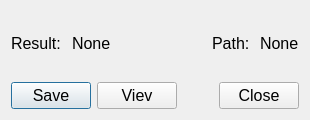
The window that resultworkalgorithmform.ui (VladosYetti/CourseWork-TrafficLights-KNT-119) describes before a commit, drawn with Qt 5.
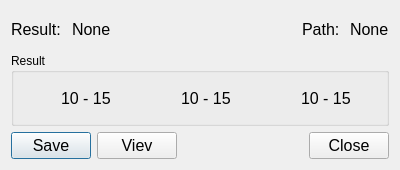
The same window after the commit. Icons and pictures are not drawn.

```diff
--- a/resultworkalgorithmform.ui
+++ b/resultworkalgorithmform.ui
@@ -6,8 +6,8 @@
    <rect>
     <x>0</x>
     <y>0</y>
-    <width>310</width>
-    <height>120</height>
+    <width>400</width>
+    <height>170</height>
    </rect>
   </property>
   <property name="sizePolicy">
@@ -18,23 +18,19 @@
   </property>
   <property name="minimumSize">
    <size>
-    <width>310</width>
-    <height>120</height>
+    <width>400</width>
+    <height>170</height>
    </size>
   </property>
   <property name="maximumSize">
    <size>
-    <width>310</width>
-    <height>120</height>
+    <width>400</width>
+    <height>170</height>
    </size>
   </property>
   <property name="windowTitle">
    <string>Dialog</string>
   </property>
-  <layout class="QVBoxLayout" name="verticalLayout_4">
-   <item>
-    <layout class="QVBoxLayout" name="verticalLayout_3">
-     <item>
       <layout class="QVBoxLayout" name="verticalLayout_2">
        <item>
         <layout class="QHBoxLayout" name="horizontalLayout_5">
@@ -109,6 +105,133 @@
          </item>
         </layout>
        </item>
+   <item>
+    <widget class="QGroupBox" name="groupBox">
+     <property name="title">
+      <string>Result</string>
+     </property>
+     <layout class="QVBoxLayout" name="verticalLayout">
+      <item>
+       <layout class="QHBoxLayout" name="horizontalLayout_8">
+        <item>
+         <layout class="QHBoxLayout" name="horizontalLayout_4">
+          <item>
+           <widget class="QLabel" name="Red">
+            <property name="minimumSize">
+             <size>
+              <width>32</width>
+              <height>32</height>
+             </size>
+            </property>
+            <property name="maximumSize">
+             <size>
+              <width>32</width>
+              <height>32</height>
+             </size>
+            </property>
+            <property name="text">
+             <string/>
+            </property>
+            <property name="pixmap">
+             <pixmap resource="Resource.qrc">:/Img/Recourse/1.jpg</pixmap>
+            </property>
+           </widget>
+          </item>
+          <item>
+           <widget class="QLabel" name="Text_Green">
+            <property name="font">
+             <font>
+              <pointsize>12</pointsize>
+             </font>
+            </property>
+            <property name="text">
+             <string>10 - 15</string>
+            </property>
+           </widget>
+          </item>
+         </layout>
+        </item>
+        <item>
+         <layout class="QHBoxLayout" name="horizontalLayout_6">
+          <item>
+           <widget class="QLabel" name="Yellow">
+            <property name="minimumSize">
+             <size>
+              <width>32</width>
+              <height>32</height>
+             </size>
+            </property>
+            <property name="maximumSize">
+             <size>
+              <width>32</width>
+              <height>32</height>
+             </size>
+            </property>
+            <property name="text">
+             <string/>
+            </property>
+            <property name="pixmap">
+             <pixmap resource="Resource.qrc">:/Img/Recourse/2.jpg</pixmap>
+            </property>
+           </widget>
+          </item>
+          <item>
+           <widget class="QLabel" name="Text_Yellow">
+            <property name="font">
+             <font>
+              <pointsize>12</pointsize>
+             </font>
+            </property>
+            <property name="text">
+             <string>10 - 15</string>
+            </property>
+           </widget>
+          </item>
+         </layout>
+        </item>
+        <item>
+         <layout class="QHBoxLayout" name="horizontalLayout_7">
+          <item>
+           <widget class="QLabel" name="Green">
+            <property name="minimumSize">
+             <size>
+              <width>32</width>
+              <height>32</height>
+             </size>
+            </property>
+            <property name="maximumSize">
+             <size>
+              <width>32</width>
+              <height>32</height>
+             </size>
+            </property>
+            <property name="text">
+             <string/>
+            </property>
+            <property name="pixmap">
+             <pixmap resource="Resource.qrc">:/Img/Recourse/3.jpg</pixmap>
+            </property>
+           </widget>
+          </item>
+          <item>
+           <widget class="QLabel" name="Text_Red">
+            <property name="font">
+             <font>
+              <pointsize>12</pointsize>
+             </font>
+            </property>
+            <property name="text">
+             <string>10 - 15</string>
+            </property>
+           </widget>
+          </item>
+         </layout>
+        </item>
+       </layout>
+      </item>
+     </layout>
+    </widget>
+   </item>
        <item>
         <layout class="QHBoxLayout" name="horizontalLayout">
          <item>
@@ -163,10 +286,6 @@
         </layout>
        </item>
       </layout>
-     </item>
-    </layout>
-   </item>
-  </layout>
  </widget>
  <resources/>
  <connections/>
```
Left out of the diff: 4 changed lines with no effect on the pictures. Lines whose indentation alone changed are shown as unchanged.
